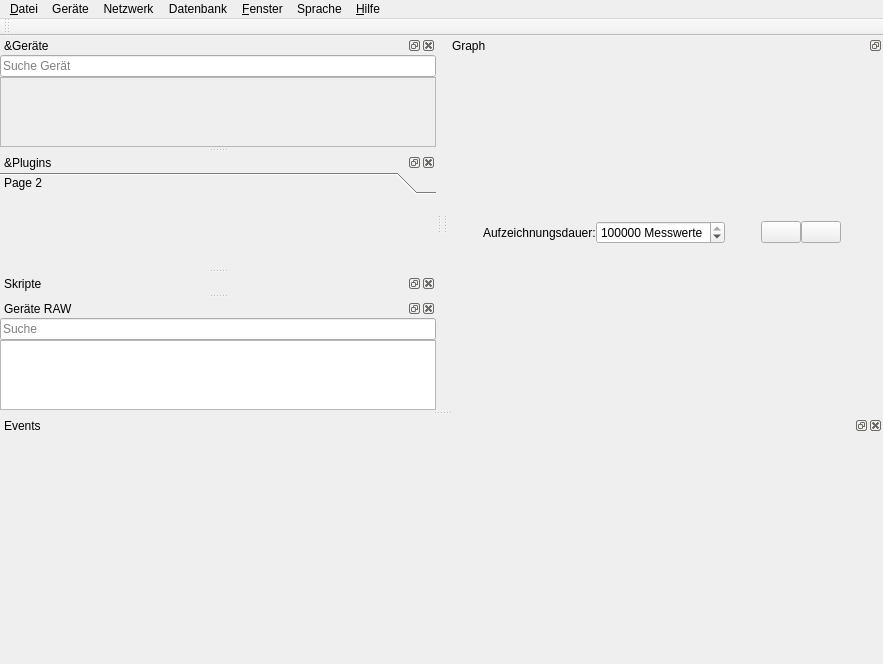
Before: the Qt Designer form RTOC/RTOC_GUI/ui/rtoc.ui in Haschtl/RealTimeOpenControl, drawn with Qt 5.
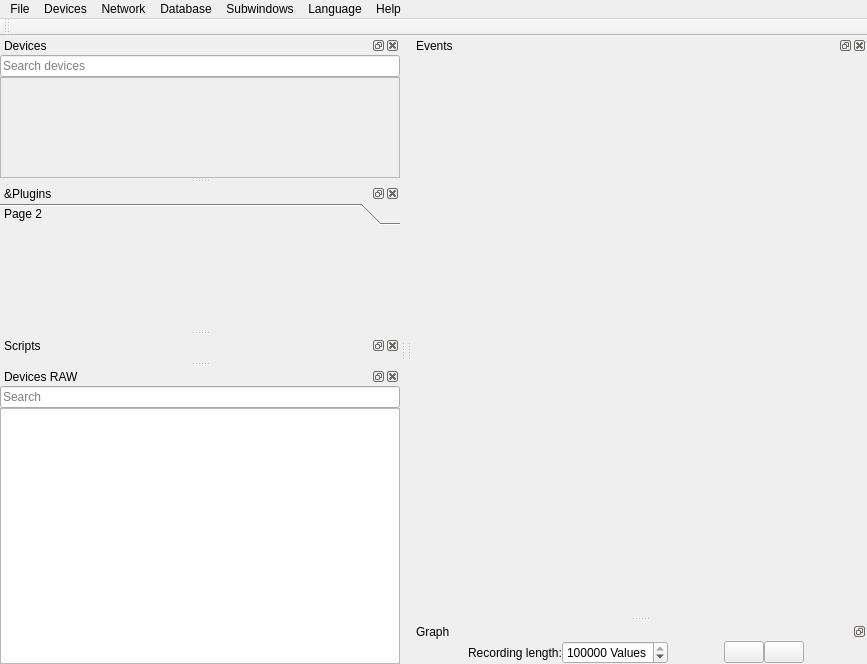
After: the same form once the commit is applied. Icons and pictures are not drawn.

What changed in the file:
```diff
--- a/RTOC/RTOC_GUI/ui/rtoc.ui
+++ b/RTOC/RTOC_GUI/ui/rtoc.ui
@@ -6,7 +6,7 @@
    <rect>
     <x>0</x>
     <y>0</y>
-    <width>883</width>
+    <width>867</width>
     <height>664</height>
    </rect>
   </property>
@@ -32,11 +32,17 @@
   </widget>
   <widget class="QDockWidget" name="deviceWidget">
    <property name="sizePolicy">
-    <sizepolicy hsizetype="Minimum" vsizetype="Preferred">
+    <sizepolicy hsizetype="Ignored" vsizetype="Preferred">
      <horstretch>0</horstretch>
      <verstretch>0</verstretch>
     </sizepolicy>
    </property>
+   <property name="maximumSize">
+    <size>
+     <width>400</width>
+     <height>524287</height>
+    </size>
+   </property>
    <property name="statusTip">
     <string>Geräte, für die PlugIns vorhanden sind, erscheinen hier</string>
    </property>
@@ -53,12 +59,18 @@
     <set>Qt::LeftDockWidgetArea|Qt::RightDockWidgetArea</set>
    </property>
    <property name="windowTitle">
-    <string>&amp;Geräte</string>
+    <string>Devices</string>
    </property>
    <attribute name="dockWidgetArea">
     <number>1</number>
    </attribute>
    <widget class="QWidget" name="dockWidgetContents_2">
+    <property name="sizePolicy">
+     <sizepolicy hsizetype="Ignored" vsizetype="Preferred">
+      <horstretch>0</horstretch>
+      <verstretch>0</verstretch>
+     </sizepolicy>
+    </property>
     <layout class="QVBoxLayout" name="verticalLayout_3">
      <property name="spacing">
       <number>0</number>
@@ -77,8 +89,14 @@
      </property>
      <item>
       <widget class="QLineEdit" name="searchEdit">
+       <property name="sizePolicy">
+        <sizepolicy hsizetype="Ignored" vsizetype="Fixed">
+         <horstretch>0</horstretch>
+         <verstretch>0</verstretch>
+        </sizepolicy>
+       </property>
        <property name="placeholderText">
-        <string>Suche Gerät</string>
+        <string>Search devices</string>
        </property>
        <property name="clearButtonEnabled">
         <bool>true</bool>
@@ -87,6 +105,12 @@
      </item>
      <item>
       <widget class="QScrollArea" name="scrollArea_2">
+       <property name="sizePolicy">
+        <sizepolicy hsizetype="Ignored" vsizetype="Expanding">
+         <horstretch>0</horstretch>
+         <verstretch>0</verstretch>
+        </sizepolicy>
+       </property>
        <property name="minimumSize">
         <size>
          <width>180</width>
@@ -101,10 +125,16 @@
          <rect>
           <x>0</x>
           <y>0</y>
-          <width>435</width>
-          <height>85</height>
+          <width>398</width>
+          <height>97</height>
          </rect>
         </property>
+        <property name="sizePolicy">
+         <sizepolicy hsizetype="Ignored" vsizetype="Preferred">
+          <horstretch>0</horstretch>
+          <verstretch>0</verstretch>
+         </sizepolicy>
+        </property>
         <property name="minimumSize">
          <size>
           <width>0</width>
@@ -134,19 +164,6 @@
            </property>
           </layout>
          </item>
-         <item>
-          <spacer name="verticalSpacer_2">
-           <property name="orientation">
-            <enum>Qt::Vertical</enum>
-           </property>
-           <property name="sizeHint" stdset="0">
-            <size>
-             <width>20</width>
-             <height>0</height>
-            </size>
-           </property>
-          </spacer>
-         </item>
          <item>
           <spacer name="verticalSpacer_3">
            <property name="orientation">
@@ -169,7 +186,7 @@
   </widget>
   <widget class="QDockWidget" name="pluginsWidget">
    <property name="sizePolicy">
-    <sizepolicy hsizetype="Preferred" vsizetype="Preferred">
+    <sizepolicy hsizetype="Ignored" vsizetype="Preferred">
      <horstretch>0</horstretch>
      <verstretch>0</verstretch>
     </sizepolicy>
@@ -225,8 +242,8 @@
          <rect>
           <x>0</x>
           <y>0</y>
-          <width>437</width>
-          <height>85</height>
+          <width>400</width>
+          <height>98</height>
          </rect>
         </property>
         <attribute name="label">
@@ -239,6 +256,12 @@
    </widget>
   </widget>
   <widget class="QDockWidget" name="scriptDockWidget">
+   <property name="sizePolicy">
+    <sizepolicy hsizetype="Ignored" vsizetype="Preferred">
+     <horstretch>0</horstretch>
+     <verstretch>0</verstretch>
+    </sizepolicy>
+   </property>
    <property name="floating">
     <bool>false</bool>
    </property>
@@ -246,7 +269,7 @@
     <set>QDockWidget::AllDockWidgetFeatures</set>
    </property>
    <property name="windowTitle">
-    <string>Skripte</string>
+    <string>Scripts</string>
    </property>
    <attribute name="dockWidgetArea">
     <number>1</number>
@@ -293,7 +316,7 @@
   </widget>
   <widget class="QDockWidget" name="eventWidgets">
    <property name="sizePolicy">
-    <sizepolicy hsizetype="Preferred" vsizetype="Ignored">
+    <sizepolicy hsizetype="Expanding" vsizetype="Ignored">
      <horstretch>0</horstretch>
      <verstretch>0</verstretch>
     </sizepolicy>
@@ -302,7 +325,7 @@
     <string>Events</string>
    </property>
    <attribute name="dockWidgetArea">
-    <number>8</number>
+    <number>2</number>
    </attribute>
    <widget class="QWidget" name="dockWidgetContents">
     <layout class="QVBoxLayout" name="verticalLayout_4">
@@ -318,7 +341,7 @@
   </widget>
   <widget class="QDockWidget" name="graphWidget">
    <property name="sizePolicy">
-    <sizepolicy hsizetype="Maximum" vsizetype="Maximum">
+    <sizepolicy hsizetype="Expanding" vsizetype="Maximum">
      <horstretch>0</horstretch>
      <verstretch>0</verstretch>
     </sizepolicy>
@@ -373,7 +396,7 @@
        <item>
         <widget class="QLabel" name="label_2">
          <property name="text">
-          <string>Aufzeichnungsdauer:</string>
+          <string>Recording length:</string>
          </property>
         </widget>
        </item>
@@ -386,7 +409,7 @@
           <string>Ändere die Aufzeichnungsdauer</string>
          </property>
          <property name="suffix">
-          <string> Messwerte</string>
+          <string> Values</string>
          </property>
          <property name="maximum">
           <number>1000000000</number>
@@ -491,7 +514,7 @@
   </widget>
   <widget class="QDockWidget" name="deviceRAWWidget">
    <property name="sizePolicy">
-    <sizepolicy hsizetype="Minimum" vsizetype="Preferred">
+    <sizepolicy hsizetype="Ignored" vsizetype="Preferred">
      <horstretch>0</horstretch>
      <verstretch>0</verstretch>
     </sizepolicy>
@@ -503,7 +526,7 @@
     <set>QDockWidget::AllDockWidgetFeatures</set>
    </property>
    <property name="windowTitle">
-    <string>Geräte RAW</string>
+    <string>Devices RAW</string>
    </property>
    <attribute name="dockWidgetArea">
     <number>1</number>
@@ -527,11 +550,17 @@
      </property>
      <item>
       <widget class="QLineEdit" name="pluginSearchInput">
+       <property name="sizePolicy">
+        <sizepolicy hsizetype="Ignored" vsizetype="Fixed">
+         <horstretch>0</horstretch>
+         <verstretch>0</verstretch>
+        </sizepolicy>
+       </property>
        <property name="text">
         <string/>
        </property>
        <property name="placeholderText">
-        <string>Suche</string>
+        <string>Search</string>
        </property>
        <property name="clearButtonEnabled">
         <bool>true</bool>
@@ -540,6 +569,12 @@
      </item>
      <item>
       <widget class="QListWidget" name="pluginCallWidget">
+       <property name="sizePolicy">
+        <sizepolicy hsizetype="Ignored" vsizetype="Expanding">
+         <horstretch>0</horstretch>
+         <verstretch>0</verstretch>
+        </sizepolicy>
+       </property>
        <property name="alternatingRowColors">
         <bool>true</bool>
        </property>
@@ -559,7 +594,7 @@
     <rect>
      <x>0</x>
      <y>0</y>
-     <width>883</width>
+     <width>867</width>
      <height>26</height>
     </rect>
    </property>
@@ -571,7 +606,7 @@
      <bool>true</bool>
     </property>
     <property name="title">
-     <string>&amp;Datei</string>
+     <string>File</string>
     </property>
     <property name="separatorsCollapsible">
      <bool>true</bool>
@@ -599,7 +634,7 @@
      <bool>true</bool>
     </property>
     <property name="title">
-     <string>&amp;Fenster</string>
+     <string>Subwindows</string>
     </property>
     <property name="separatorsCollapsible">
      <bool>true</bool>
@@ -618,7 +653,7 @@
      <bool>true</bool>
     </property>
     <property name="title">
-     <string>&amp;Hilfe</string>
+     <string>Help</string>
     </property>
     <property name="icon">
      <iconset>
@@ -643,7 +678,7 @@
      <bool>true</bool>
     </property>
     <property name="title">
-     <string>Sprache</string>
+     <string>Language</string>
     </property>
     <property name="separatorsCollapsible">
      <bool>true</bool>
@@ -659,7 +694,7 @@
      <bool>true</bool>
     </property>
     <property name="title">
-     <string>Geräte</string>
+     <string>Devices</string>
     </property>
     <property name="separatorsCollapsible">
      <bool>true</bool>
@@ -674,7 +709,7 @@
      <bool>true</bool>
     </property>
     <property name="title">
-     <string>Netzwerk</string>
+     <string>Network</string>
     </property>
     <property name="separatorsCollapsible">
      <bool>true</bool>
@@ -730,7 +765,7 @@
    </widget>
    <widget class="QMenu" name="menuDatenbank">
     <property name="title">
-     <string>Datenbank</string>
+     <string>Database</string>
     </property>
     <addaction name="pullFromDatabaseAction"/>
     <addaction name="pushToDatabaseAction"/>
```
Left out of the diff: 142 changed lines with no effect on the pictures.
